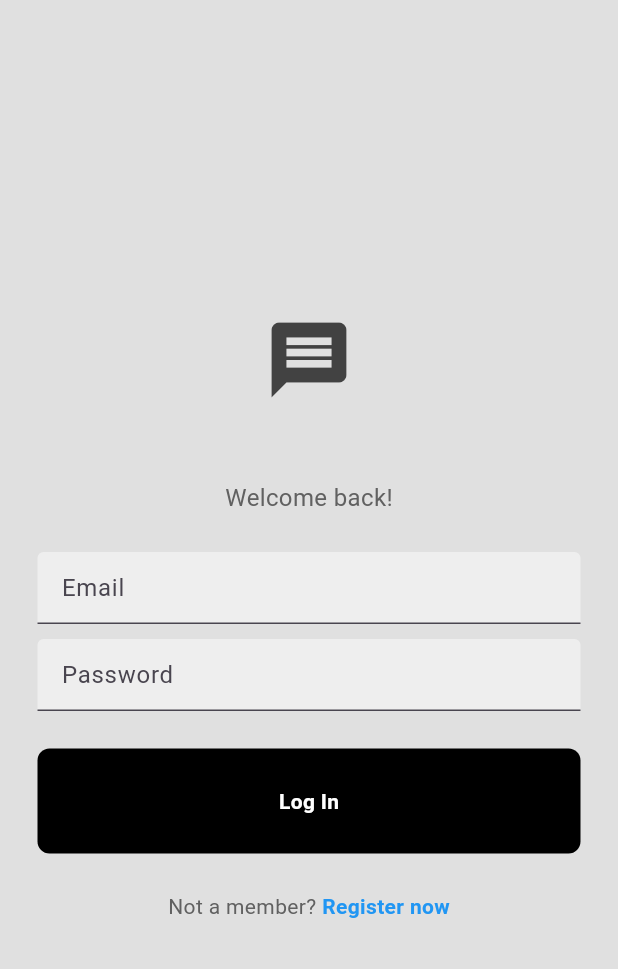
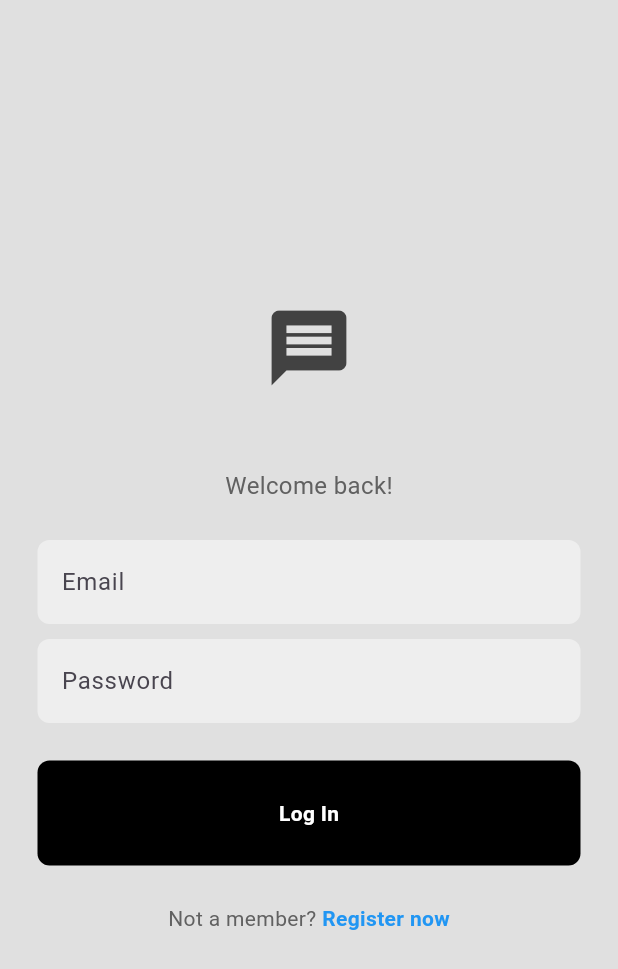
Before and after one commit to gauravkansal-coder/chat_app, a Flutter app: the screen it shows after launch, on a phone screen of 412 x 824 dp. Shown: the top 969 px of the screen. Run offline on Flutter 3.47's test engine with Material 3 defaults, Android fonts, the phone set to English and light mode, and no system bars; our stand-ins replace cloud_firestore, firebase_auth, firebase_core; accounts and stored records are empty.

Commit message:
Update login_page and configuration

```diff
--- a/lib/screens/login_page.dart
+++ b/lib/screens/login_page.dart
@@ -13,7 +13,9 @@ class _LoginPageState extends State<LoginPage> {
   final TextEditingController _emailController = TextEditingController();
   final TextEditingController _pwController = TextEditingController();
 
-  void login(BuildContext context) async {
+  // FIX 1: Remove 'BuildContext context' parameter.
+  // We will use the class's built-in context instead.
+  void login() async {
     final authService = AuthService();
     try {
       await authService.signInWithEmailPassword(
@@ -21,8 +23,12 @@ class _LoginPageState extends State<LoginPage> {
         _pwController.text,
       );
     } catch (e) {
+      // FIX 2: Now 'mounted' and 'context' both belong to the same class.
+      // The error will disappear.
+      if (!mounted) return;
+
       showDialog(
-        context: context,
+        context: context, // Uses the class property 'context'
         builder: (context) => AlertDialog(title: Text(e.toString())),
       );
     }
@@ -33,6 +39,7 @@ class _LoginPageState extends State<LoginPage> {
     return Scaffold(
       backgroundColor: Colors.grey[300],
       body: Center(
+        child: SingleChildScrollView(
           child: Column(
             mainAxisAlignment: MainAxisAlignment.center,
             children: [
@@ -53,6 +60,10 @@ class _LoginPageState extends State<LoginPage> {
                     fillColor: Colors.grey.shade200,
                     filled: true,
                     hintText: "Email",
+                    border: OutlineInputBorder(
+                      borderRadius: BorderRadius.circular(8),
+                      borderSide: BorderSide.none,
+                    ),
                   ),
                 ),
               ),
@@ -68,6 +79,10 @@ class _LoginPageState extends State<LoginPage> {
                     fillColor: Colors.grey.shade200,
                     filled: true,
                     hintText: "Password",
+                    border: OutlineInputBorder(
+                      borderRadius: BorderRadius.circular(8),
+                      borderSide: BorderSide.none,
+                    ),
                   ),
                 ),
               ),
@@ -75,7 +90,7 @@ class _LoginPageState extends State<LoginPage> {
 
               // Login Button
               GestureDetector(
-              onTap: () => login(context),
+                onTap: login, // FIX 3: Call login without passing context
                 child: Container(
                   padding: const EdgeInsets.all(25),
                   margin: const EdgeInsets.symmetric(horizontal: 25),
@@ -119,6 +134,7 @@ class _LoginPageState extends State<LoginPage> {
             ],
           ),
         ),
+      ),
     );
   }
 }
```
Also changed, not shown: 1 other file. Lines whose indentation alone changed are shown as unchanged.
